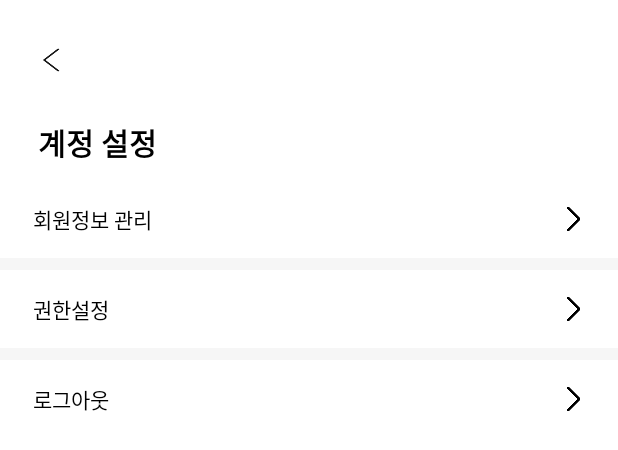
After one commit to YunJaem06/Android_Activity_Lifecycle, an Android app: the layout activity_logout.xml on its own in the app's theme, with its tools: preview values and no code run, on a phone screen of 412 x 824 dp. The commit adds this screen. Shown: the top 450 px of the screen. Run offline under Robolectric (Android 15) with nearby library versions, the phone set to English and light mode, and no system bars.

Commit message:
안드로이드 자동로그인 구현 logout 구현중

```diff
--- a/app/src/main/java/com/example/android_activity_lifecycle/LoginActivity.kt
+++ b/app/src/main/java/com/example/android_activity_lifecycle/LoginActivity.kt
@@ -3,6 +3,8 @@ package com.example.android_activity_lifecycle
 import android.content.Intent
 import androidx.appcompat.app.AppCompatActivity
 import android.os.Bundle
+import android.widget.Toast
+import androidx.navigation.navArgument
 import com.example.android_activity_lifecycle.databinding.ActivityLoginBinding
 
 class LoginActivity : AppCompatActivity() {
@@ -13,8 +15,8 @@ class LoginActivity : AppCompatActivity() {
         super.onCreate(savedInstanceState)
 
         binding = ActivityLoginBinding.inflate(layoutInflater)
-
         setContentView(binding.root)
+        Toast.makeText(this, "Login onCreate", Toast.LENGTH_SHORT).show()
 
         binding.tvLoginCenter.setOnClickListener {
             var intent = Intent(this, SignUpActivity::class.java)
--- a/app/src/main/java/com/example/android_activity_lifecycle/MoreFragment.kt
+++ b/app/src/main/java/com/example/android_activity_lifecycle/MoreFragment.kt
@@ -2,6 +2,7 @@ package com.example.android_activity_lifecycle
 
 import android.content.SharedPreferences
 import android.os.Bundle
+import android.util.Log
 import android.view.LayoutInflater
 import android.view.View
 import android.view.ViewGroup
@@ -21,6 +22,10 @@ class MoreFragment: Fragment() {
 
         binding = FragmentMoreBinding.inflate(inflater, container, false)
 
+        binding.tvMoreSignSetting.setOnClickListener {
+
+        }
+
         return binding.root
     }
 }
--- /dev/null
+++ b/app/src/main/res/layout/activity_logout.xml
@@ -0,0 +1,133 @@
+<?xml version="1.0" encoding="utf-8"?>
+<androidx.constraintlayout.widget.ConstraintLayout xmlns:android="http://schemas.android.com/apk/res/android"
+    xmlns:app="http://schemas.android.com/apk/res-auto"
+    android:layout_width="match_parent"
+    android:layout_height="match_parent">
+
+    <ImageView
+        android:id="@+id/iv_logout_back"
+        android:layout_width="40dp"
+        android:layout_height="40dp"
+        android:layout_marginStart="15dp"
+        android:layout_marginTop="20dp"
+        android:background="@color/white"
+        android:scaleType="fitXY"
+        android:src="@drawable/btn_arrow_black"
+        app:layout_constraintStart_toStartOf="parent"
+        app:layout_constraintTop_toTopOf="parent" />
+
+    <TextView
+        android:id="@+id/tv_logout_setting"
+        android:layout_width="wrap_content"
+        android:layout_height="wrap_content"
+        android:layout_marginStart="10dp"
+        android:layout_marginTop="20dp"
+        android:text="계정 설정"
+        android:textColor="@color/black"
+        android:textSize="20sp"
+        android:textStyle="bold"
+        app:layout_constraintStart_toStartOf="@id/iv_logout_back"
+        app:layout_constraintTop_toBottomOf="@id/iv_logout_back" />
+
+    <LinearLayout
+        android:layout_width="match_parent"
+        android:layout_height="wrap_content"
+        app:layout_constraintStart_toStartOf="parent"
+        app:layout_constraintTop_toBottomOf="@id/tv_logout_setting"
+        android:layout_marginTop="10dp"
+        app:layout_constraintEnd_toEndOf="parent"
+        android:orientation="vertical">
+
+        <androidx.constraintlayout.widget.ConstraintLayout
+            android:layout_width="match_parent"
+            android:paddingVertical="15dp"
+            android:layout_height="wrap_content">
+
+            <TextView
+                android:id="@+id/tv_logout_ad"
+                app:layout_constraintStart_toStartOf="parent"
+                app:layout_constraintTop_toTopOf="parent"
+                android:layout_marginStart="22dp"
+                android:textColor="@color/black"
+                android:layout_width="wrap_content"
+                android:layout_height="wrap_content"
+                android:text="회원정보 관리"/>
+
+            <ImageView
+                android:layout_width="20dp"
+                android:layout_height="20dp"
+                android:layout_marginEnd="20dp"
+                app:layout_constraintEnd_toEndOf="parent"
+                app:layout_constraintTop_toTopOf="@id/tv_logout_ad"
+                app:layout_constraintBottom_toBottomOf="@id/tv_logout_ad"
+                android:src="@drawable/chevron"/>
+
+        </androidx.constraintlayout.widget.ConstraintLayout>
+
+        <View
+            android:layout_width="match_parent"
+            android:layout_height="8dp"
+            android:layout_gravity="center"
+            android:background="#F6F6F6" />
+
+        <androidx.constraintlayout.widget.ConstraintLayout
+            android:layout_width="match_parent"
+            android:paddingVertical="15dp"
+            android:layout_height="wrap_content">
+
+            <TextView
+                android:id="@+id/tv_logout_right"
+                app:layout_constraintStart_toStartOf="parent"
+                app:layout_constraintTop_toTopOf="parent"
+                android:layout_marginStart="22dp"
+                android:textColor="@color/black"
+                android:layout_width="wrap_content"
+                android:layout_height="wrap_content"
+                android:text="권한설정"/>
+
+            <ImageView
+                android:layout_width="20dp"
+                android:layout_height="20dp"
+                android:layout_marginEnd="20dp"
+                app:layout_constraintEnd_toEndOf="parent"
+                app:layout_constraintTop_toTopOf="@id/tv_logout_right"
+                app:layout_constraintBottom_toBottomOf="@id/tv_logout_right"
+                android:src="@drawable/chevron"/>
+
+        </androidx.constraintlayout.widget.ConstraintLayout>
+
+        <View
+            android:layout_width="match_parent"
+            android:layout_height="8dp"
+            android:layout_gravity="center"
+            android:background="#F6F6F6" />
+
+        <androidx.constraintlayout.widget.ConstraintLayout
+            android:id="@+id/cl_logout_btn"
+            android:layout_width="match_parent"
+            android:paddingVertical="15dp"
+            android:layout_height="wrap_content">
+
+            <TextView
+                android:id="@+id/tv_logout_logout"
+                app:layout_constraintStart_toStartOf="parent"
+                app:layout_constraintTop_toTopOf="parent"
+                android:layout_marginStart="22dp"
+                android:textColor="@color/black"
+                android:layout_width="wrap_content"
+                android:layout_height="wrap_content"
+                android:text="로그아웃"/>
+
+            <ImageView
+                android:layout_width="20dp"
+                android:layout_height="20dp"
+                android:layout_marginEnd="20dp"
+                app:layout_constraintEnd_toEndOf="parent"
+                app:layout_constraintTop_toTopOf="@id/tv_logout_logout"
+                app:layout_constraintBottom_toBottomOf="@id/tv_logout_logout"
+                android:src="@drawable/chevron"/>
+
+        </androidx.constraintlayout.widget.ConstraintLayout>
+
+    </LinearLayout>
+</androidx.constraintlayout.widget.ConstraintLayout>
```
Also changed, not shown: app/src/main/java/com/example/android_activity_lifecycle/MainActivity.kt (+25 -3 lines), app/src/main/java/com/example/android_activity_lifecycle/SignUpActivity.kt (+46 -29 lines), app/src/main/java/com/example/android_activity_lifecycle/UserInfo.kt (added, +25 -0 lines), app/src/main/res/drawable/btn_logout_custom.xml (added, +12 -0 lines), app/src/main/res/layout/activity_main.xml (+4 -7 lines), app/src/main/res/layout/activity_sign_up.xml (+4 -3 lines), app/src/main/res/navigation/nav_graph.xml (deleted, +0 -27 lines), app/src/main/res/drawable/chevron.png (added).
